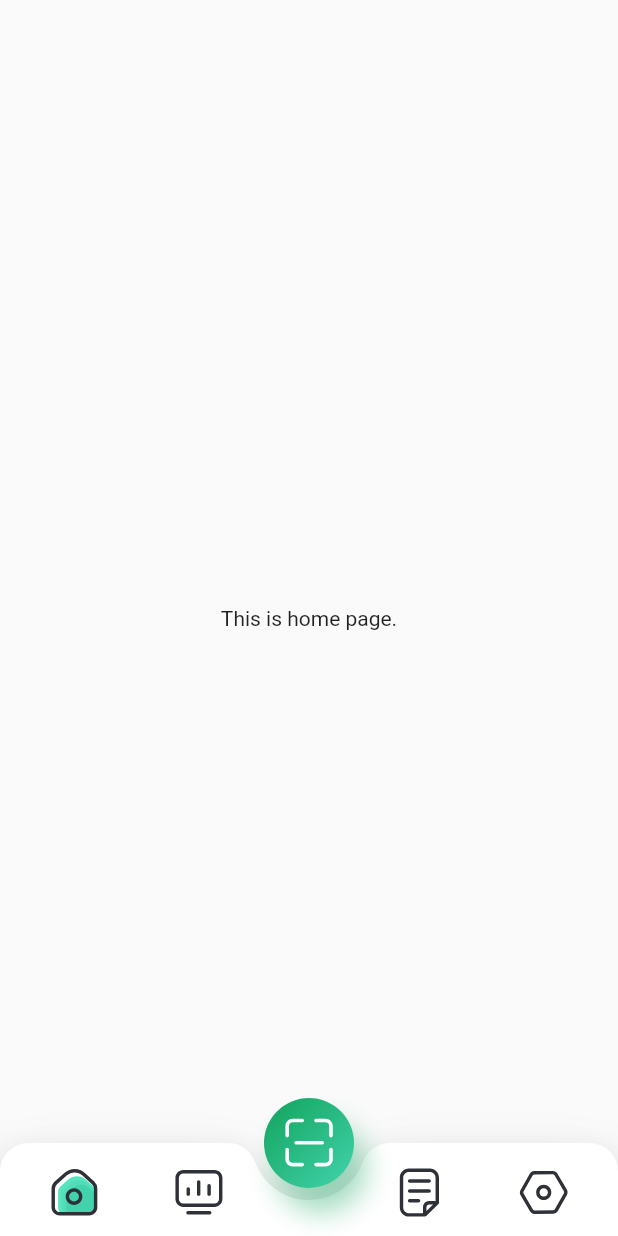
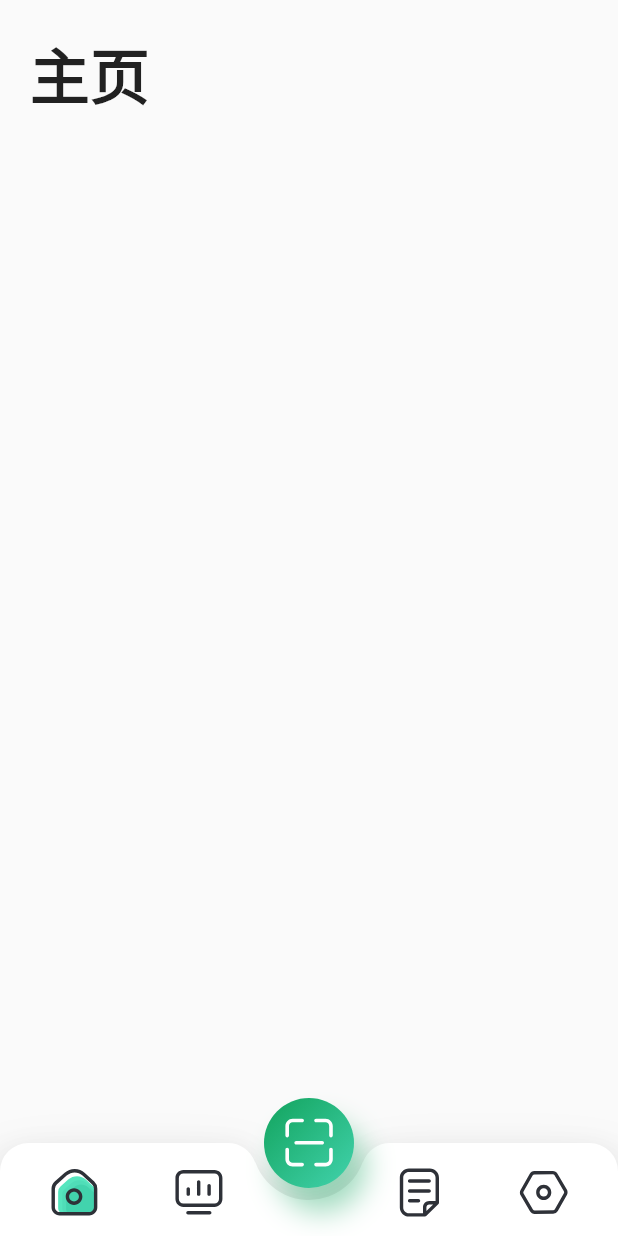
Before and after one commit to oi-songer/easyPass, a Flutter app: the HomePage screen opened directly, on a phone screen of 412 x 824 dp. Run offline on Flutter 3.47's test engine with Material 2 defaults, Android fonts, the phone set to English and light mode, and no system bars; our stand-ins replace dio, flutter_svg, fluttertoast, font_awesome_flutter; missing offline and left inert: barcode_scan, inkwell_splash; Roboto replaces fonts that are missing (Jiangcheng).

```diff
--- a/frontend/lib/user/home.dart
+++ b/frontend/lib/user/home.dart
@@ -1,4 +1,5 @@
 import 'package:easyPass/utils/bottom_bar.dart';
+import 'package:easyPass/utils/components.dart';
 import 'package:flutter/material.dart';
 
 class HomePage extends StatelessWidget {
@@ -7,9 +8,20 @@ class HomePage extends StatelessWidget {
     return Scaffold(
       body: Stack(
         children: [
-          Center(
-            child: Text("This is home page."),
-          ),
+          Container(
+              child: Row(
+            children: [
+              Padding(
+                padding: const EdgeInsets.only(top: 20, left: 20, bottom: 20),
+                child: Text(
+                  // TODO 移动位置
+                  "主页",
+                  style: TitleTextStyle,
+                ),
+              ),
+              // TODO add content
+            ],
+          )),
           BottomBar(
             selectedPage: 'home',
           ),
--- a/frontend/lib/user/info.dart
+++ b/frontend/lib/user/info.dart
@@ -9,7 +9,7 @@ class InfoPage extends StatelessWidget {
         children: [
           Center(
             child: Text("This is info page."),
-          ),
+          ), // TODO
           BottomBar(
             selectedPage: 'info',
           ),
```
Also changed, not shown: frontend/lib/login.dart (+37 -3 lines).
